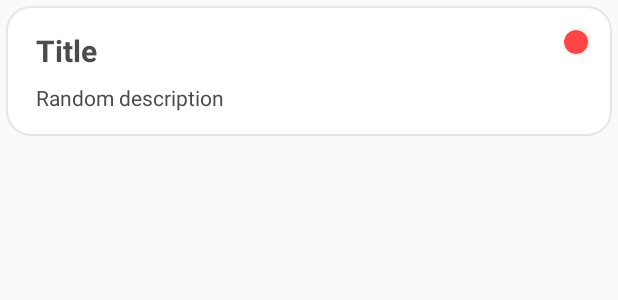
After one commit to ChanManChan/android-02, an Android app: the layout row_layout.xml on its own in the app's theme, with its tools: preview values and no code run, on a phone screen of 412 x 824 dp. The commit adds this screen. Shown: the top 300 px of the screen. Run offline under Robolectric (Android 15) with nearby library versions, the phone set to English and light mode, and no system bars.

Commit message:
row-layout-done

```diff
--- a/app/src/main/java/com/u4/todoapp/data/viewmodel/ToDoViewModel.kt
+++ b/app/src/main/java/com/u4/todoapp/data/viewmodel/ToDoViewModel.kt
@@ -13,7 +13,7 @@ import kotlinx.coroutines.launch
 class ToDoViewModel(application: Application) : AndroidViewModel(application) {
     private val toDoDao = ToDoDatabase.getDatabase(application).toDoDao()
     private val repository: ToDoRepository = ToDoRepository(toDoDao)
-    private val getAllData: LiveData<List<ToDoData>> = repository.getAllData
+    val getAllData: LiveData<List<ToDoData>> = repository.getAllData
 
     fun insertData(toDoData: ToDoData) {
         viewModelScope.launch(Dispatchers.IO) {
--- /dev/null
+++ b/app/src/main/res/drawable/item_background.xml
@@ -0,0 +1,8 @@
+<?xml version="1.0" encoding="utf-8"?>
+<shape xmlns:android="http://schemas.android.com/apk/res/android">
+    <solid android:color="@color/white" />
+    <stroke
+        android:width="1dp"
+        android:color="@color/lightGray" />
+    <corners android:radius="16dp" />
+</shape>
--- a/app/src/main/res/layout/fragment_list.xml
+++ b/app/src/main/res/layout/fragment_list.xml
@@ -11,6 +11,8 @@
         android:id="@+id/recyclerView"
         android:layout_width="0dp"
         android:layout_height="0dp"
+        android:paddingTop="8dp"
+        android:clipToPadding="false"
         app:layout_constraintBottom_toBottomOf="parent"
         app:layout_constraintEnd_toEndOf="parent"
         app:layout_constraintStart_toStartOf="parent"
--- /dev/null
+++ b/app/src/main/res/layout/row_layout.xml
@@ -0,0 +1,63 @@
+<?xml version="1.0" encoding="utf-8"?>
+<androidx.constraintlayout.widget.ConstraintLayout xmlns:android="http://schemas.android.com/apk/res/android"
+    xmlns:app="http://schemas.android.com/apk/res-auto"
+    xmlns:tools="http://schemas.android.com/tools"
+    android:layout_width="match_parent"
+    android:layout_height="wrap_content"
+    android:layout_margin="4dp">
+
+    <androidx.constraintlayout.widget.ConstraintLayout
+        android:id="@+id/row_background"
+        android:layout_width="match_parent"
+        android:layout_height="wrap_content"
+        android:background="@drawable/item_background"
+        app:layout_constraintBottom_toBottomOf="parent"
+        app:layout_constraintEnd_toEndOf="parent"
+        app:layout_constraintHorizontal_bias="0.5"
+        app:layout_constraintStart_toStartOf="parent"
+        app:layout_constraintTop_toTopOf="parent">
+
+        <androidx.cardview.widget.CardView
+            android:id="@+id/priority_indicator"
+            android:layout_width="16dp"
+            android:layout_height="16dp"
+            android:layout_marginTop="16dp"
+            android:layout_marginEnd="16dp"
+            app:cardBackgroundColor="@color/red"
+            app:cardCornerRadius="100dp"
+            app:layout_constraintEnd_toEndOf="parent"
+            app:layout_constraintTop_toTopOf="parent" />
+
+        <TextView
+            android:id="@+id/title_txt"
+            android:layout_width="wrap_content"
+            android:layout_height="wrap_content"
+            android:layout_marginStart="20dp"
+            android:layout_marginTop="16dp"
+            android:text="Title"
+            android:textStyle="bold"
+            android:textSize="20sp"
+            android:maxLength="20"
+            android:textColor="@color/darkGray"
+            app:layout_constraintStart_toStartOf="parent"
+            app:layout_constraintTop_toTopOf="parent" />
+
+        <TextView
+            android:id="@+id/description_txt"
+            android:layout_width="0dp"
+            android:layout_height="wrap_content"
+            android:layout_marginTop="8dp"
+            android:layout_marginEnd="16dp"
+            android:layout_marginBottom="16dp"
+            android:maxLength="300"
+            android:maxLines="10"
+            android:text="Random description"
+            android:textColor="@color/darkGray"
+            app:layout_constraintBottom_toBottomOf="parent"
+            app:layout_constraintEnd_toEndOf="parent"
+            app:layout_constraintHorizontal_bias="0.0"
+            app:layout_constraintStart_toStartOf="@+id/title_txt"
+            app:layout_constraintTop_toBottomOf="@+id/title_txt" />
+
+    </androidx.constraintlayout.widget.ConstraintLayout>
+</androidx.constraintlayout.widget.ConstraintLayout>
```
Also changed, not shown: app/src/main/java/com/u4/todoapp/fragments/SharedViewModel.kt (added, +56 -0 lines), app/src/main/java/com/u4/todoapp/fragments/add/AddFragment.kt (+6 -19 lines), app/src/main/java/com/u4/todoapp/fragments/list/ListAdapter.kt (added, +62 -0 lines), app/src/main/java/com/u4/todoapp/fragments/list/ListFragment.kt (+15 -0 lines).
